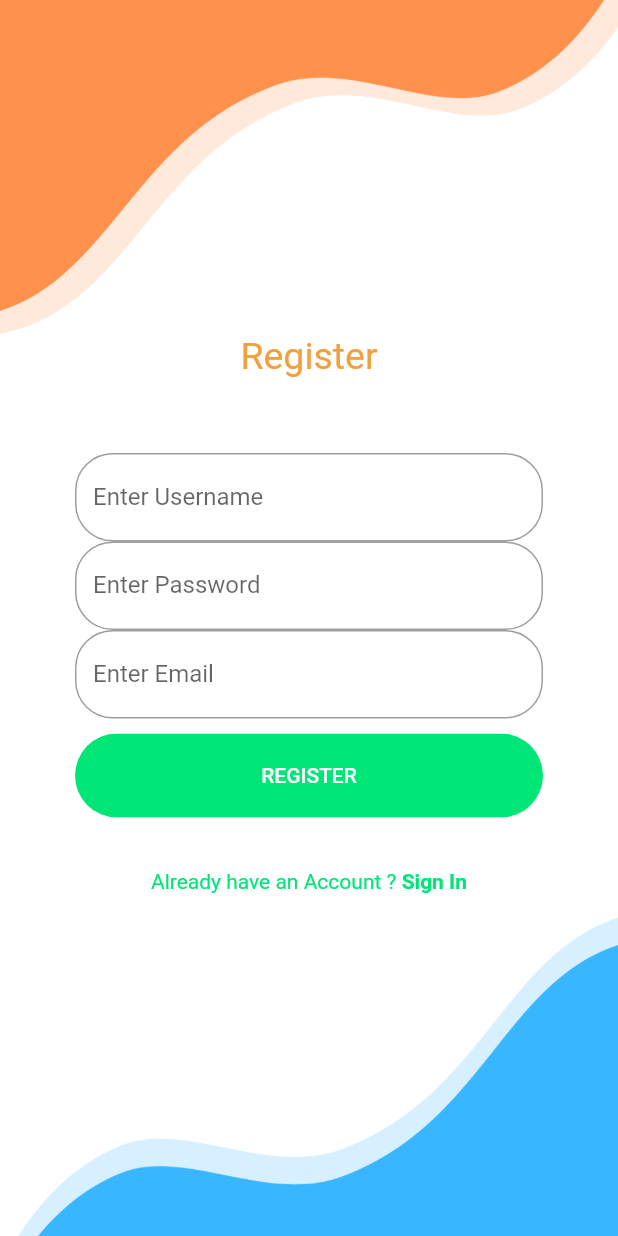
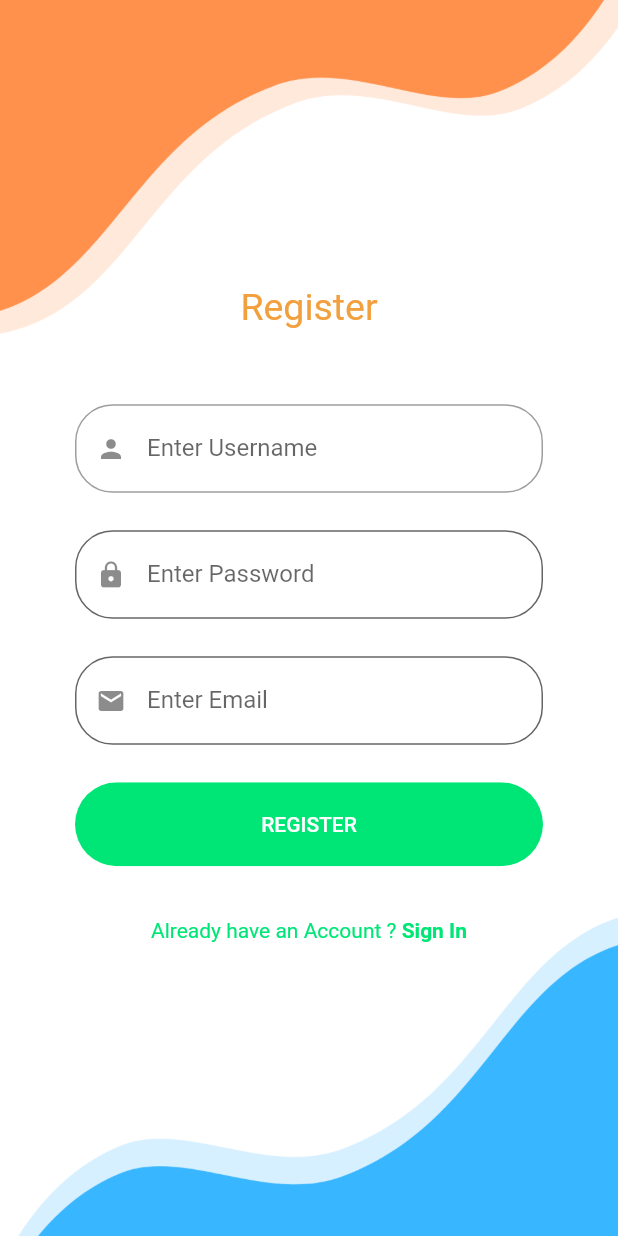
Before and after one commit to vanesanellie/We_Meet, a Flutter app: the screen it shows after launch, after a tap on "Register", on a phone screen of 412 x 824 dp. Run offline on Flutter 3.47's test engine with Material 2 defaults, Android fonts, the phone set to English and light mode, and no system bars; our stand-ins replace flutter_icons, flutter_svg, line_icons; missing offline and left inert: keyboard_avoider; network calls fail; Roboto replaces fonts that are missing (Poppins).

Commit message:
revisi login/register

```diff
--- a/flutter_application_1/lib/Screens/Login/components/body.dart
+++ b/flutter_application_1/lib/Screens/Login/components/body.dart
@@ -15,8 +15,6 @@
 //   Body({
 //     Key key,
 //   }) : super(key: key);
-
-
 
 //   @override
 //   Widget build(BuildContext context) {
@@ -111,6 +109,7 @@
 
 import 'package:flutter/material.dart';
 import 'package:flutter_application_1/Screens/Login/components/background.dart';
+import 'package:flutter_application_1/components/text_field_container.dart';
 import 'package:flutter_application_1/pages/root_app.dart';
 import 'dart:convert';
 import 'package:http/http.dart' as http;
@@ -118,23 +117,21 @@ import 'package:flutter_application_1/components/already_have_an_account_acheck.
 import 'package:flutter_application_1/Screens/Signup/signup_screen.dart';
 import 'package:flutter_application_1/components/rounded_button.dart';
 
-
 class Body extends StatefulWidget {
   @override
   _BodyState createState() => _BodyState();
 }
 
 class _BodyState extends State<Body> {
-  bool visible = false ;
+  bool visible = false;
   // Getting value from TextField widget.
   final login_username = TextEditingController();
   final login_password = TextEditingController();
 
-  Future userLogin() async{
-
+  Future userLogin() async {
     // Showing CircularProgressIndicator.
     setState(() {
-  visible = true ;
+      visible = true;
     });
 
     // Getting value from Controller
@@ -145,18 +142,16 @@ class _BodyState extends State<Body> {
     String url = 'https://wemeetuntar.000webhostapp.com/Login.php';
 
     // Store all data with Param Name.
-  var data = {"login_username": email, "login_password" : password};
+    var data = {"login_username": email, "login_password": password};
 
     // Starting Web API Call.
-  var response = await http.post(Uri.parse(url),body: (data));
+    var response = await http.post(Uri.parse(url), body: (data));
 
     // Getting Server response into variable.
     var message = (response.body);
     print(response.body);
     // If the Response Message is Matched.
-  if(message == "Login Matched")
-  {
-
+    if (message == "Login Matched") {
       // Hiding the CircularProgressIndicator.
       setState(() {
         visible = false;
@@ -171,9 +166,7 @@ class _BodyState extends State<Body> {
           },
         ),
       );
-  }
-  else{
-
+    } else {
       // If Email or Password did not Matched.
       // Hiding the CircularProgressIndicator.
       setState(() {
@@ -196,13 +189,13 @@ class _BodyState extends State<Body> {
             ],
           );
         },
-    );}
+      );
+    }
+  }
 
-  }
   Color hexToColor(String code) {
     return new Color(int.parse(code.substring(1, 7), radix: 16) + 0xFF000000);
   }
-
 
   @override
   Widget build(BuildContext context) {
@@ -225,9 +218,14 @@ return Background(
               decoration: new InputDecoration(
                 labelText: "Enter Username",
                 fillColor: Colors.white,
+                filled: true,
                 border: new OutlineInputBorder(
                   borderRadius: new BorderRadius.circular(25.0),
                   borderSide: new BorderSide(),
+                ),
+                prefixIcon: Icon(
+                  Icons.person,
+                  size: 20,
                 ),
                 //fillColor: Colors.green
               ),
@@ -243,6 +241,9 @@ return Background(
                 fontFamily: "Poppins",
               ),
             ),
+            SizedBox(
+              height: 25,
+            ),
             new TextFormField(
               controller: login_password,
               autocorrect: true,
@@ -250,9 +251,14 @@ return Background(
               decoration: new InputDecoration(
                 labelText: "Enter Password",
                 fillColor: Colors.white,
+                filled: true,
                 border: new OutlineInputBorder(
                   borderRadius: new BorderRadius.circular(25.0),
                   borderSide: new BorderSide(),
+                ),
+                prefixIcon: Icon(
+                  Icons.lock,
+                  size: 20,
                 ),
                 //fillColor: Colors.green
               ),
@@ -268,7 +274,9 @@ return Background(
                 fontFamily: "Poppins",
               ),
             ),
-
+            SizedBox(
+              height: 15,
+            ),
             RoundedButton(
               text: "Sign in",
               press: () {
@@ -279,12 +287,8 @@ return Background(
                 visible: visible,
                 child: Container(
                     margin: EdgeInsets.only(bottom: 30),
-            child: CircularProgressIndicator()
-            )
-          ),
-
+                    child: CircularProgressIndicator())),
             SizedBox(height: size.height * 0.03),
-
             AlreadyHaveAnAccountCheck(
               press: () {
                 Navigator.push(
--- a/flutter_application_1/lib/Screens/Signup/components/body.dart
+++ b/flutter_application_1/lib/Screens/Signup/components/body.dart
@@ -105,6 +105,10 @@ class Body extends StatelessWidget {
                   borderRadius: new BorderRadius.circular(25.0),
                   borderSide: new BorderSide(),
                 ),
+                 prefixIcon: Icon(
+                  Icons.person,
+                  size: 20,
+                ),
                 //fillColor: Colors.green
               ),
               validator: (val) {
@@ -119,14 +123,22 @@ class Body extends StatelessWidget {
                 fontFamily: "Poppins",
               ),
             ),
+            SizedBox(
+              height: 25,
+            ),
             new TextFormField(
               controller: password,
               decoration: new InputDecoration(
                 labelText: "Enter Password",
                 fillColor: Colors.white,
+                filled: true,
                 border: new OutlineInputBorder(
                   borderRadius: new BorderRadius.circular(25.0),
                   borderSide: new BorderSide(),
+                ),
+                 prefixIcon: Icon(
+                  Icons.lock,
+                  size: 20,
                 ),
                 //fillColor: Colors.green
               ),
@@ -142,14 +154,22 @@ class Body extends StatelessWidget {
                 fontFamily: "Poppins",
               ),
             ),
+            SizedBox(
+              height: 25,
+            ),
             new TextFormField(
               controller: email,
               decoration: new InputDecoration(
                 labelText: "Enter Email",
                 fillColor: Colors.white,
+                filled: true,
                 border: new OutlineInputBorder(
                   borderRadius: new BorderRadius.circular(25.0),
                   borderSide: new BorderSide(),
+                ),
+                prefixIcon: Icon(
+                  Icons.email,
+                  size: 20,
                 ),
                 //fillColor: Colors.green
               ),
@@ -164,6 +184,9 @@ class Body extends StatelessWidget {
               style: new TextStyle(
                 fontFamily: "Poppins",
               ),
+            ),
+             SizedBox(
+              height: 15,
             ),
             RoundedButton(
               text: "REGISTER",
```
Lines whose indentation alone changed are shown as unchanged.
